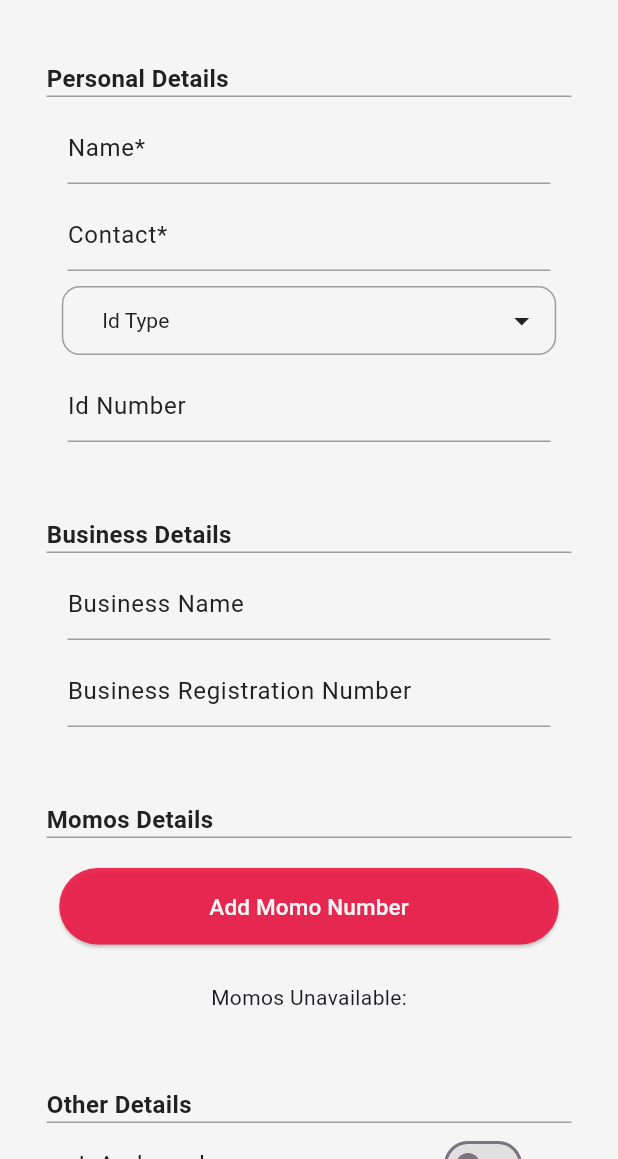
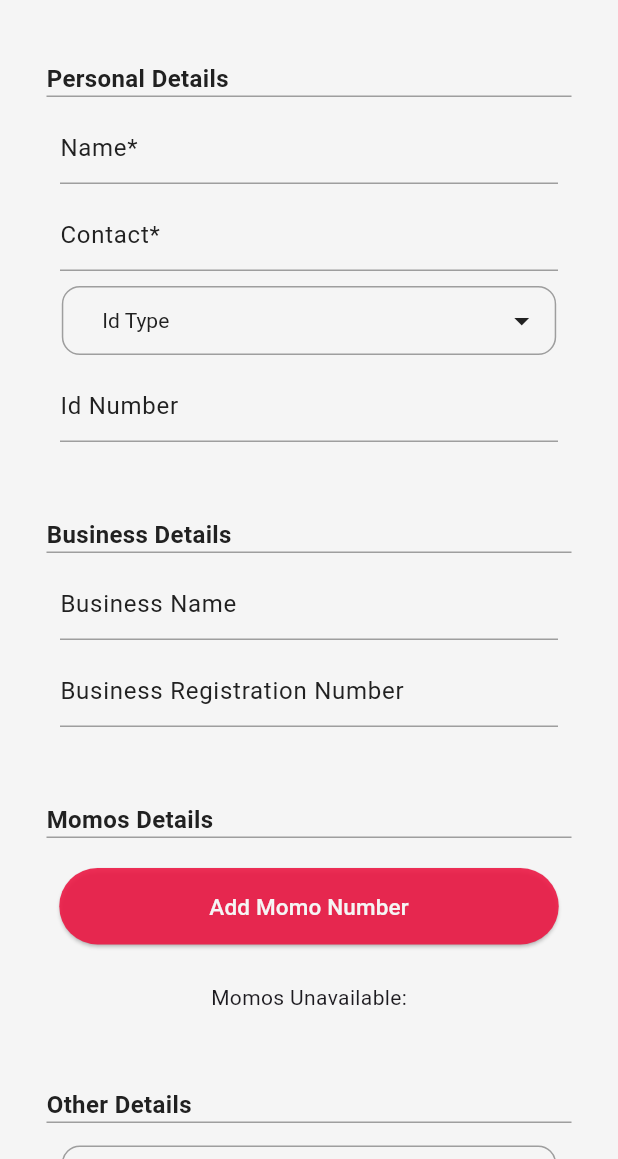
Before and after one commit to Jheezy30/agent_app, a Flutter app: the HomePage screen opened by its route, after a tap on "Create New Vendor", on a phone screen of 412 x 824 dp, the part 77-1236 px from its top. Run offline on Flutter 3.47's test engine with Material 3 defaults, Android fonts, the phone set to English and light mode, and no system bars; our stand-ins replace dio, dropdown_button2, flutter_svg, geolocator, permission_handler, shared_preferences; accounts and stored records are empty.

Commit message:
changes made to the home_page

```diff
--- a/lib/components/my_textform_field.dart
+++ b/lib/components/my_textform_field.dart
@@ -23,7 +23,7 @@ class MyTextFormField extends StatelessWidget {
   @override
   Widget build(BuildContext context) {
     return Padding(
-      padding: const EdgeInsets.symmetric(horizontal: 25),
+      padding: const EdgeInsets.symmetric(horizontal: 20),
       child: TextFormField(
         autovalidateMode: AutovalidateMode.onUserInteraction,
         controller: controller,
--- a/lib/pages/home_page.dart
+++ b/lib/pages/home_page.dart
@@ -1,3 +1,6 @@
+import 'package:flutter/material.dart';
+import 'package:flutter_svg/flutter_svg.dart';
+import 'package:provider/provider.dart';
 import 'package:agent_app/components/custom_color.dart';
 import 'package:agent_app/components/my_button.dart';
 import 'package:agent_app/components/my_textform_field.dart';
@@ -8,8 +11,6 @@ import 'package:agent_app/services/auth.dart';
 import 'package:agent_app/services/geo_service.dart';
 import 'package:agent_app/services/integration.dart';
 import 'package:agent_app/services/momo_custom.dart';
-import 'package:flutter/material.dart';
-import 'package:provider/provider.dart';
 
 class HomePage extends StatefulWidget {
   const HomePage({super.key});
@@ -40,7 +41,7 @@ class _HomePageState extends State<HomePage> {
         appBar: AppBar(
           backgroundColor: Colors.grey.shade100,
           title: Text('H O M E  P A G E'),
-          leading: SizedBox(), // Removes the default leading icon
+          leading: SizedBox(),
           actions: [
             Padding(
               padding: const EdgeInsets.only(right: 20.0),
@@ -53,32 +54,42 @@ class _HomePageState extends State<HomePage> {
                     (route) => false,
                   );
                 },
-                icon: Icon(
-                  Icons.logout,
-                  size: 30,
-                ),
+                icon: Icon(Icons.logout, size: 30),
               ),
             ),
           ],
         ),
-        body: SafeArea(
+        body: Stack(
+          children: [
+            // Centered background SVG
+            Center(
+              child: Opacity(
+                opacity: 0.1,
+                child: SvgPicture.asset(
+                  'images/logo.svg',
+                  semanticsLabel: 'Logo',
+                  height: 400,
+                  width: 400,
+                  fit: BoxFit.contain,
+                ),
+              ),
+            ),
+            // Content that maintains its position
+            CustomScrollView(
+              slivers: [
+                SliverFillRemaining(
+                  hasScrollBody: false,
                   child: Padding(
                     padding: const EdgeInsets.symmetric(horizontal: 20),
-            child: Align(
-              alignment: Alignment.topCenter, // Center horizontally
-              child: Padding(
-                padding: const EdgeInsets.only(top: 150), // Push container up from the top
+                    child: Column(
+                      children: [
+                        SizedBox(
+                            height: 15), // Space between the top and content
+                        Expanded(
                           child: Container(
-                  constraints: BoxConstraints(
-                    maxWidth: 600, // Optional: set a max width for better layout control
-                  ),
+                            padding: const EdgeInsets.all(20),
                             child: Column(
-                    mainAxisSize: MainAxisSize.min,
-                    children: [
-                      Container(
-                        padding: const EdgeInsets.symmetric(vertical: 20), // Padding around the buttons
-                        child: Column(
-                          mainAxisSize: MainAxisSize.min,
+                              mainAxisAlignment: MainAxisAlignment.center,
                               children: [
                                 MyButton(
                                   onTap: () {
@@ -86,17 +97,19 @@ class _HomePageState extends State<HomePage> {
                                   },
                                   text: "Create New Vendor",
                                 ),
-                            const SizedBox(height: 16), // Space between buttons
+                                const SizedBox(height: 16),
                                 UpdateVendorWidget(),
                               ],
+                            ),
                           ),
                         ),
                       ],
                     ),
                   ),
                 ),
+              ],
             ),
-          ),
+          ],
         ),
       ),
     );
@@ -109,7 +122,7 @@ class UpdateVendorWidget extends StatefulWidget {
 }
 
 class _UpdateVendorWidgetState extends State<UpdateVendorWidget> {
-  bool _isEditing = false; // State to manage the visibility of the text box and button
+  bool _isEditing = false;
 
   void _toggleEdit() {
     setState(() {
@@ -127,6 +140,7 @@ class _UpdateVendorWidgetState extends State<UpdateVendorWidget> {
     }
     return null;
   }
+
   final TextEditingController walletController = TextEditingController();
 
   clearWalletController() {
@@ -138,68 +152,62 @@ class _UpdateVendorWidgetState extends State<UpdateVendorWidget> {
     return WillPopScope(
       onWillPop: () async => Future.value(false),
       child: Consumer<Integration>(
-        builder: (__, integrate,  _) => Container(
-          padding: const EdgeInsets.symmetric(vertical: 10), // Padding around the container
+        builder: (__, integrate, _) => Container(
+          padding: const EdgeInsets.symmetric(vertical: 10),
           child: Column(
             mainAxisSize: MainAxisSize.min,
             children: [
               MyButton(onTap: _toggleEdit, text: "Update Vendor"),
               if (_isEditing) ...[
-                SizedBox(height: 16), // Space between text box and button
+                SizedBox(height: 26),
                 Form(
                   key: formKey,
-                  child: Container(
-                    alignment: Alignment.center,
                   child: Row(
-                      mainAxisSize: MainAxisSize.min, // Fit the content
-                      crossAxisAlignment: CrossAxisAlignment.center,
+                    crossAxisAlignment: CrossAxisAlignment.start,
                     children: [
                       Expanded(
                         flex: 2,
                         child: Padding(
-                            padding: const EdgeInsets.only(left: 28), // Adjusted padding
+                          padding: const EdgeInsets.only(left: 30),
                           child: TextFormField(
                             controller: walletController,
-                              autovalidateMode: AutovalidateMode.onUserInteraction,
+                            autovalidateMode:
+                                AutovalidateMode.onUserInteraction,
                             keyboardType: TextInputType.number,
                             decoration: InputDecoration(
-                                labelText: 'Enter Vendor Wallet Number',
-                                hintStyle: TextStyle(
-                                  fontSize: 11, // Increase font size for hint text
-                                ),
-                                labelStyle: TextStyle(
-                                  color: Colors.black,
-                                ),
+                              labelText: 'Vendor Wallet Number',
+                              hintStyle: TextStyle(fontSize: 11),
+                              labelStyle: TextStyle(color: Colors.black),
                               border: OutlineInputBorder(
                                 borderRadius: BorderRadius.circular(30),
                               ),
                               focusedBorder: OutlineInputBorder(
                                 borderRadius: BorderRadius.circular(30),
-                                  borderSide: BorderSide(
-                                    color: Colors.black,
-                                  ),
+                                borderSide: BorderSide(color: Colors.black),
                               ),
                               contentPadding: EdgeInsets.symmetric(
-                                  vertical: 15,
-                                  horizontal: 15, // Increase padding
+                                vertical: 10,
+                                horizontal: 10,
                               ),
                             ),
                             validator: _validateWallet,
-                              minLines: 1, // Minimum number of lines
-                              maxLines: 3,
-                              style: TextStyle(
-                                color: Colors.black,
-                              ),
+                            minLines: 1,
+                            maxLines:
+                                1, // Change maxLines to 1 to prevent growth
+                            style: TextStyle(color: Colors.black),
                             cursorColor: Colors.black,
                           ),
                         ),
                       ),
-                        SizedBox(width: 5), // Space between TextFormField and button
+
                       Padding(
-                          padding: const EdgeInsets.only(left: 5, right: 25), // Adjusted padding
+                        padding: const EdgeInsets.only(left: 5, right: 25),
+                        child: Align(
+                          alignment: Alignment.centerRight,
                           child: integrate.isLoading
                               ? CircularProgressIndicator(
-                                  valueColor: AlwaysStoppedAnimation<Color>(CustomColors.customColor),
+                                  valueColor: AlwaysStoppedAnimation<Color>(
+                                      CustomColors.customColor),
                                 )
                               : InkWell(
                                   onTap: () async {
@@ -212,10 +220,12 @@ class _UpdateVendorWidgetState extends State<UpdateVendorWidget> {
                                           Navigator.push(
                                             context,
                                             MaterialPageRoute(
-                                              builder: (context) => ConfirmDetailsPage(
+                                              builder: (context) =>
+                                                  ConfirmDetailsPage(
                                                 update: true,
                                                 user: user,
-                                                clearControllers: clearWalletController,
+                                                clearControllers:
+                                                    clearWalletController,
                                               ),
                                             ),
                                           );
@@ -230,15 +240,13 @@ class _UpdateVendorWidgetState extends State<UpdateVendorWidget> {
                                       shape: BoxShape.circle,
                                       color: CustomColors.customColor,
                                     ),
-                                    child: Icon(
-                                      Icons.arrow_forward,
-                                      color: Colors.white,
+                                    child: Icon(Icons.arrow_forward,
+                                        color: Colors.white),
                                   ),
                                 ),
                         ),
                       ),
                     ],
-                    ),
                   ),
                 ),
               ],
--- a/lib/pages/vendors_page.dart
+++ b/lib/pages/vendors_page.dart
@@ -26,8 +26,6 @@ class VendorsPage extends StatefulWidget {
 }
 
 class _VendorsPageState extends State<VendorsPage> {
-
-
   User? user;
 
   final _formKey = GlobalKey<FormState>();
@@ -38,9 +36,11 @@ class _VendorsPageState extends State<VendorsPage> {
     }
     return null;
   }
+
   final TextEditingController nameController = TextEditingController();
   final TextEditingController businessNameController = TextEditingController();
-  final TextEditingController businessRegistrationNumberController = TextEditingController();
+  final TextEditingController businessRegistrationNumberController =
+      TextEditingController();
   final TextEditingController contactController = TextEditingController();
   final TextEditingController idNumberController = TextEditingController();
   final TextEditingController momosNumberController = TextEditingController();
@@ -67,8 +67,6 @@ class _VendorsPageState extends State<VendorsPage> {
     isLandTenureAgent = false;
     momos = [];
   }
-
-
 
   @override
   Widget build(BuildContext context) {
@@ -112,7 +110,6 @@ class _VendorsPageState extends State<VendorsPage> {
                                 ),
                               ),
                             ),
-
                           ],
                         ),
                       ),
@@ -203,7 +200,7 @@ class _VendorsPageState extends State<VendorsPage> {
                           ),
 
                           MyTextFormField(
-                            controller:businessNameController,
+                            controller: businessNameController,
                             labelText: "Business Name",
                           ),
                           const SizedBox(
@@ -211,7 +208,7 @@ class _VendorsPageState extends State<VendorsPage> {
                           ),
 
                           MyTextFormField(
-                            controller:businessRegistrationNumberController,
+                            controller: businessRegistrationNumberController,
                             labelText: "Business Registration Number",
                             isNumericOnly: true,
                           ),
@@ -259,14 +256,16 @@ class _VendorsPageState extends State<VendorsPage> {
                                       child: Column(
                                         children: [
                                           MyTextFormField(
-                                            controller:momosNumberController,
+                                            controller: momosNumberController,
                                             labelText: "Momos Number",
                                             isRequired: true,
                                             isNumericOnly: true,
                                             validator: _nameValidator,
                                           ),
                                           const SizedBox(height: 15),
-                                          MyDropDownButton(
+                                          Container(
+                                            width: MediaQuery.of(context).size.width * 0.6,
+                                            child: MyDropDownButton(
                                               isRequired: true,
                                               items: ['MTN', 'TELECEL', 'AT'],
                                               selectedValue: networkType,
@@ -279,6 +278,7 @@ class _VendorsPageState extends State<VendorsPage> {
                                               },
                                               hintText: 'Momos Network',
                                             ),
+                                          ),
                                           const SizedBox(height: 15),
                                         ],
                                       ),
@@ -290,7 +290,7 @@ class _VendorsPageState extends State<VendorsPage> {
                                       children: [
                                         TextButton(
                                           onPressed: () {
-                                            if ( momosNumberController
+                                            if (momosNumberController
                                                     .text.isNotEmpty &&
                                                 networkType.isNotEmpty) {
                                               momo.addMomo(
@@ -394,42 +394,6 @@ class _VendorsPageState extends State<VendorsPage> {
                             padding: EdgeInsets.only(left: 8, top: 8),
                           ),
 
-                          Padding(
-                            padding:
-                                const EdgeInsets.symmetric(horizontal: 16.0),
-                            child: SwitchListTile(
-                                value:isAmbassador,
-                                activeTrackColor: CustomColors.customColor,
-                                inactiveTrackColor: Colors.grey.shade300,
-                                title: Text('IsAmbassdor'),
-                                onChanged: (value) {
-                                  setState(() {
-                                  isAmbassador = value;
-                                  });
-                                }),
-                          ),
-
-                          const SizedBox(
-                            height: 10,
-                          ),
-
-                          Padding(
-                            padding:
-                                const EdgeInsets.symmetric(horizontal: 16.0),
-                            child: SwitchListTile(
-                                value:isLandTenureAgent,
-                                activeTrackColor: CustomColors.customColor,
-                                inactiveTrackColor: Colors.grey.shade300,
-                                title: Text('IsLandTenureAgent'),
-                                onChanged: (value) {
-                                  setState(() {
-                                   isLandTenureAgent = value;
-                                  });
-                                }),
-                          ),
-
-                          // Wallet number
-
                           const SizedBox(
                             height: 15,
                           ),
@@ -441,7 +405,7 @@ class _VendorsPageState extends State<VendorsPage> {
                               'Nothern',
                               'Western',
                             ],
-                            selectedValue:zone,
+                            selectedValue: zone,
                             onChanged: (value) {
                               setState(() {
                                 zone = value!;
@@ -474,7 +438,7 @@ class _VendorsPageState extends State<VendorsPage> {
                                       final user = User(
                                         user_id: currentId,
                                         name: nameController.text,
-                                        business_name:businessNameController
+                                        business_name: businessNameController
                                                 .text.isNotEmpty
                                             ? businessNameController.text
                                             : 'N/A',
@@ -484,16 +448,16 @@ class _VendorsPageState extends State<VendorsPage> {
                                                 ? businessRegistrationNumberController
                                                     .text
                                                 : 'N/A',
-                                        contact:contactController.text,
+                                        contact: contactController.text,
                                         id_number:
                                             idNumberController.text.isNotEmpty
                                                 ? idNumberController.text
                                                 : 'N/A',
-                                        id_type:idType,
+                                        id_type: idType,
                                         momos: momo.momos,
-                                        is_ambassador:isAmbassador,
-                                        is_land_tenure_agent:isLandTenureAgent,
-                                        zone:zone,
+                                        is_ambassador: isAmbassador,
+                                        is_land_tenure_agent: isLandTenureAgent,
+                                        zone: zone,
                                         location: '${geoservice.location}',
                                         region: '${geoservice.region}',
                                         longitude:
@@ -507,7 +471,8 @@ class _VendorsPageState extends State<VendorsPage> {
                                         MaterialPageRoute(
                                           builder: (context) =>
                                               ConfirmDetailsPage(
-                                            user: user, clearControllers: clearControllers,
+                                            user: user,
+                                            clearControllers: clearControllers,
                                           ),
                                         ),
                                       );
--- a/lib/services/auth.dart
+++ b/lib/services/auth.dart
@@ -68,8 +68,8 @@ class Auth extends ChangeNotifier {
       showDialog(
         context: context,
         builder: (context) => CustomAlertDialog(
-          title: 'Operation failed',
-          message: 'The operation was not successful',
+          title: 'Invalid credentials',
+          message: 'Please check your username and password and try again.',
         ),
       );
     }
```
Lines whose indentation alone changed are shown as unchanged.
